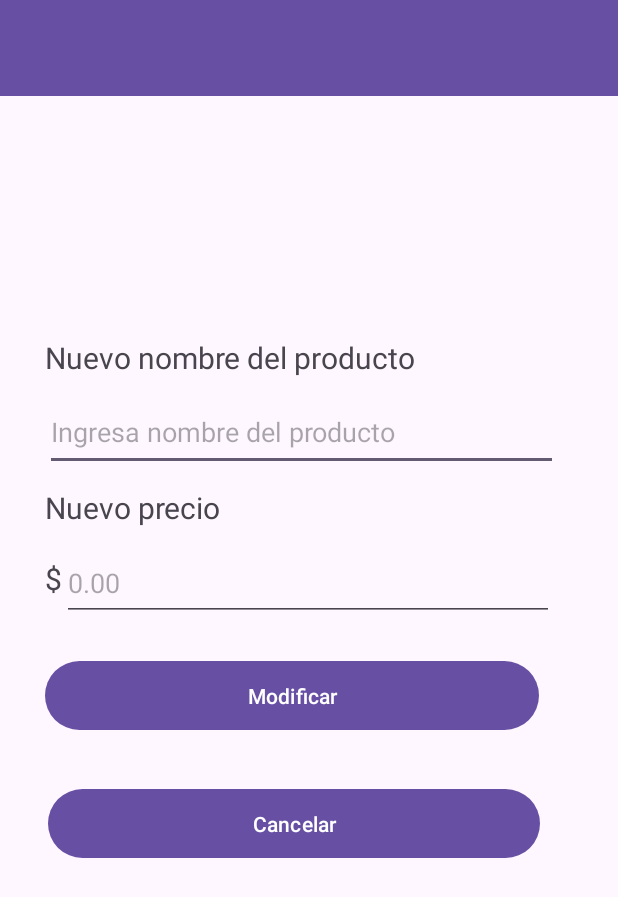
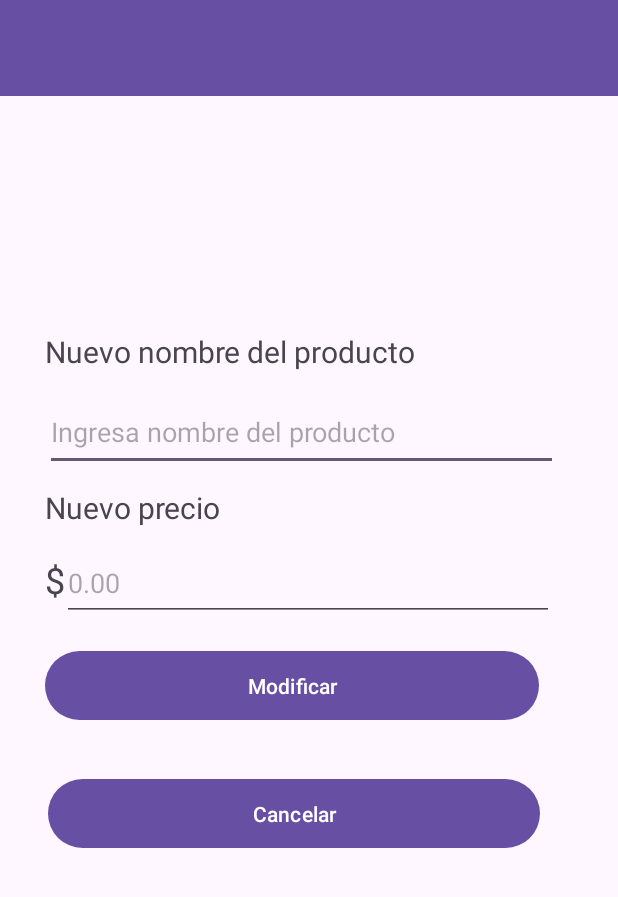
Before and after one commit to UlisesRS1/AppShopList, an Android app: the UpdateProduct screen opened directly, with no data from a screen before it, on a phone screen of 412 x 824 dp. Shown: the top 897 px of the screen. Run offline under Robolectric (Android 15) with nearby library versions, the phone set to English and light mode, and no system bars.

Commit message:
ajuste de tamaños en update product

```diff
--- a/app/src/main/res/layout/activity_update_product.xml
+++ b/app/src/main/res/layout/activity_update_product.xml
@@ -41,7 +41,7 @@
                 android:layout_width="wrap_content"
                 android:layout_height="wrap_content"
                 android:orientation="horizontal"
-                app:layout_constraintGuide_begin="150dp" />
+                app:layout_constraintGuide_begin="142dp" />
 
             <androidx.constraintlayout.widget.Guideline
                 android:id="@+id/guideline23"
@@ -90,7 +90,7 @@
                 android:layout_width="wrap_content"
                 android:layout_height="wrap_content"
                 android:orientation="horizontal"
-                app:layout_constraintGuide_begin="450dp" />
+                app:layout_constraintGuide_begin="436dp" />
 
             <TextView
                 android:id="@+id/textView5"
@@ -151,7 +151,7 @@
                 android:layout_width="wrap_content"
                 android:layout_height="wrap_content"
                 android:text="$"
-                android:textSize="20sp"
+                android:textSize="24sp"
                 app:layout_constraintBottom_toTopOf="@+id/guideline26"
                 app:layout_constraintEnd_toStartOf="@+id/guideline28"
                 app:layout_constraintHorizontal_bias="0.0"
```
